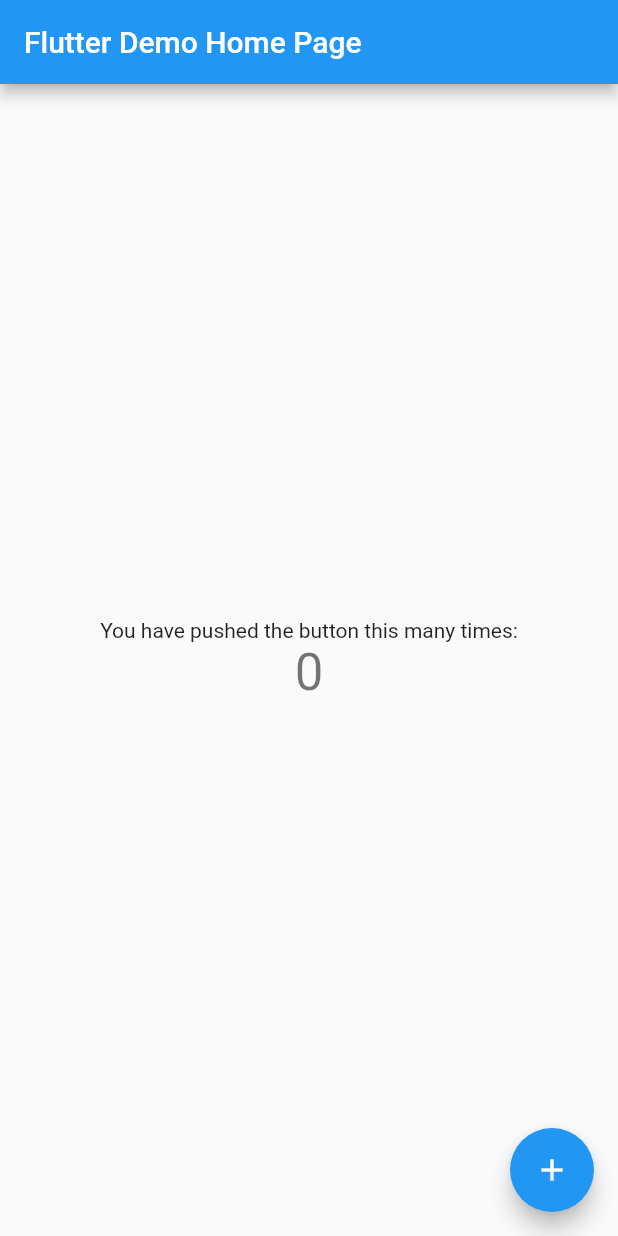
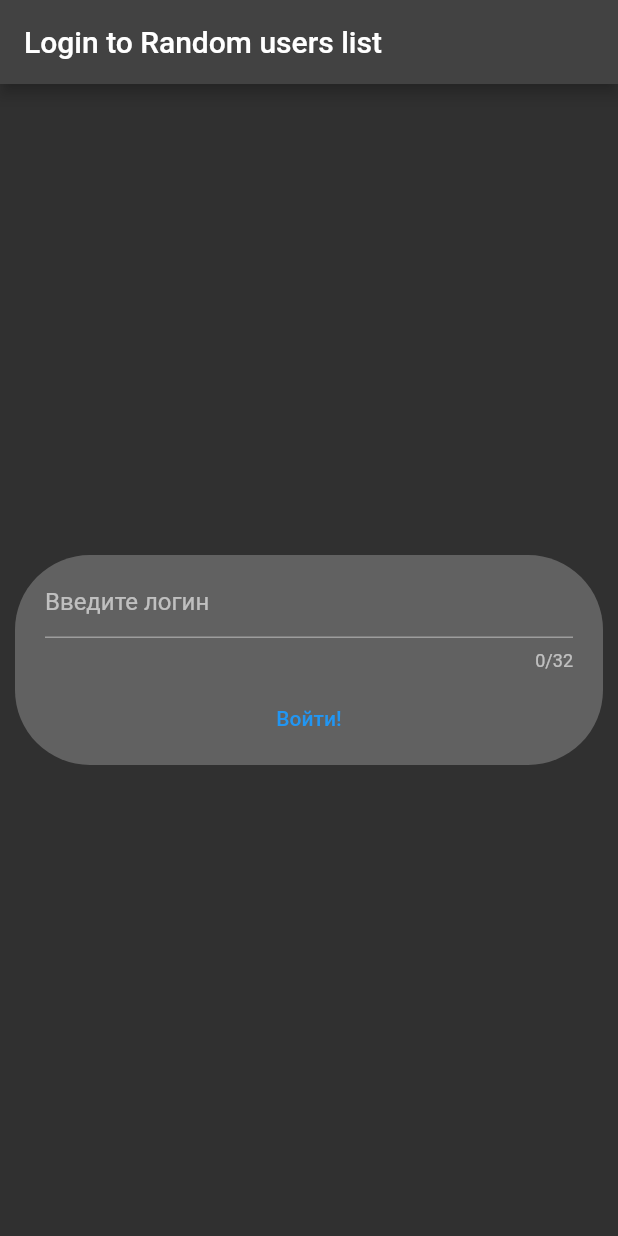
Before and after one commit to Yumak2001/flutter_users_list, a Flutter app: the screen it shows after launch, on a phone screen of 412 x 824 dp. Run offline on Flutter 3.47's test engine with Material 2 defaults, Android fonts, the phone set to English and light mode, and no system bars; our stand-ins replace flutter_bloc, hive, hive_flutter; accounts and stored records are empty.

Commit message:
add login screen

```diff
--- /dev/null
+++ b/lib/config.dart
@@ -0,0 +1,4 @@
+class HiveConf {
+  static const String boxName = 'myBox';
+  static const String username = 'username';
+}
--- /dev/null
+++ b/lib/hive_common.dart
@@ -0,0 +1,24 @@
+import 'package:hive/hive.dart';
+import 'package:hive_flutter/hive_flutter.dart';
+
+import 'config.dart';
+
+late final Box hiveBox;
+
+initHive() async {
+  await Hive.initFlutter();
+  hiveBox = await Hive.openBox(HiveConf.username);
+}
+
+String? getUsername() {
+  var username = hiveBox.get(HiveConf.username, defaultValue: '');
+  return username;
+}
+
+setUsername(String _username) {
+  hiveBox.put(HiveConf.username, _username);
+}
+
+deleteUsername() {
+  hiveBox.delete(HiveConf.username);
+}
--- a/lib/main.dart
+++ b/lib/main.dart
@@ -1,115 +1,28 @@
 import 'package:flutter/material.dart';
+import 'package:flutter_bloc/flutter_bloc.dart';
+import 'package:flutter_users_list/screen/login/bloc/login_bloc.dart';
+import 'package:flutter_users_list/screen/login/bloc/login_event.dart';
+import 'package:flutter_users_list/screen/login/login_screen.dart';
 
-void main() {
-  runApp(const MyApp());
+import 'hive_common.dart';
+
+void main() async {
+  await initHive();
+
+  runApp(const App());
 }
 
-class MyApp extends StatelessWidget {
-  const MyApp({Key? key}) : super(key: key);
+class App extends StatelessWidget {
+  const App({Key? key}) : super(key: key);
 
-  // This widget is the root of your application.
   @override
   Widget build(BuildContext context) {
     return MaterialApp(
-      title: 'Flutter Demo',
-      theme: ThemeData(
-        // This is the theme of your application.
-        //
-        // Try running your application with "flutter run". You'll see the
-        // application has a blue toolbar. Then, without quitting the app, try
-        // changing the primarySwatch below to Colors.green and then invoke
-        // "hot reload" (press "r" in the console where you ran "flutter run",
-        // or simply save your changes to "hot reload" in a Flutter IDE).
-        // Notice that the counter didn't reset back to zero; the application
-        // is not restarted.
-        primarySwatch: Colors.blue,
+      theme: ThemeData.dark(),
+      home: BlocProvider<LoginBloc>(
+        create: (_) => LoginBloc()..add(InitLoginEvent()),
+        child: const LoginScreen(),
       ),
-      home: const MyHomePage(title: 'Flutter Demo Home Page'),
     );
   }
 }
-
-class MyHomePage extends StatefulWidget {
-  const MyHomePage({Key? key, required this.title}) : super(key: key);
-
-  // This widget is the home page of your application. It is stateful, meaning
-  // that it has a State object (defined below) that contains fields that affect
-  // how it looks.
-
-  // This class is the configuration for the state. It holds the values (in this
-  // case the title) provided by the parent (in this case the App widget) and
-  // used by the build method of the State. Fields in a Widget subclass are
-  // always marked "final".
-
-  final String title;
-
-  @override
-  State<MyHomePage> createState() => _MyHomePageState();
-}
-
-class _MyHomePageState extends State<MyHomePage> {
-  int _counter = 0;
-
-  void _incrementCounter() {
-    setState(() {
-      // This call to setState tells the Flutter framework that something has
-      // changed in this State, which causes it to rerun the build method below
-      // so that the display can reflect the updated values. If we changed
-      // _counter without calling setState(), then the build method would not be
-      // called again, and so nothing would appear to happen.
-      _counter++;
-    });
-  }
-
-  @override
-  Widget build(BuildContext context) {
-    // This method is rerun every time setState is called, for instance as done
-    // by the _incrementCounter method above.
-    //
-    // The Flutter framework has been optimized to make rerunning build methods
-    // fast, so that you can just rebuild anything that needs updating rather
-    // than having to individually change instances of widgets.
-    return Scaffold(
-      appBar: AppBar(
-        // Here we take the value from the MyHomePage object that was created by
-        // the App.build method, and use it to set our appbar title.
-        title: Text(widget.title),
-      ),
-      body: Center(
-        // Center is a layout widget. It takes a single child and positions it
-        // in the middle of the parent.
-        child: Column(
-          // Column is also a layout widget. It takes a list of children and
-          // arranges them vertically. By default, it sizes itself to fit its
-          // children horizontally, and tries to be as tall as its parent.
-          //
-          // Invoke "debug painting" (press "p" in the console, choose the
-          // "Toggle Debug Paint" action from the Flutter Inspector in Android
-          // Studio, or the "Toggle Debug Paint" command in Visual Studio Code)
-          // to see the wireframe for each widget.
-          //
-          // Column has various properties to control how it sizes itself and
-          // how it positions its children. Here we use mainAxisAlignment to
-          // center the children vertically; the main axis here is the vertical
-          // axis because Columns are vertical (the cross axis would be
-          // horizontal).
-          mainAxisAlignment: MainAxisAlignment.center,
-          children: <Widget>[
-            const Text(
-              'You have pushed the button this many times:',
-            ),
-            Text(
-              '$_counter',
-              style: Theme.of(context).textTheme.headline4,
-            ),
-          ],
-        ),
-      ),
-      floatingActionButton: FloatingActionButton(
-        onPressed: _incrementCounter,
-        tooltip: 'Increment',
-        child: const Icon(Icons.add),
-      ), // This trailing comma makes auto-formatting nicer for build methods.
-    );
-  }
-}
--- /dev/null
+++ b/lib/screen/login/bloc/login_event.dart
@@ -0,0 +1,11 @@
+
+abstract class LoginEvent {}
+
+class InitLoginEvent extends LoginEvent {
+}
+
+class ValidateLoginEvent extends LoginEvent {
+  String username;
+
+  ValidateLoginEvent(this.username);
+}
--- /dev/null
+++ b/lib/screen/login/bloc/login_state.dart
@@ -0,0 +1,13 @@
+abstract class LoginState {}
+
+class InitLoginState extends LoginState {}
+
+class LoadingLoginState extends LoginState {}
+
+class ValidationErrorLoginState extends LoginState {
+  final String errorMsg;
+
+  ValidationErrorLoginState(this.errorMsg);
+}
+
+class LoggedInLoginState extends LoginState {}
--- /dev/null
+++ b/lib/screen/login/login_screen.dart
@@ -0,0 +1,109 @@
+import 'dart:developer';
+
+import 'package:flutter/cupertino.dart';
+import 'package:flutter/material.dart';
+import 'package:flutter_bloc/flutter_bloc.dart';
+
+import 'bloc/login_bloc.dart';
+import 'bloc/login_event.dart';
+import 'bloc/login_state.dart';
+
+import '../../hive_common.dart';
+
+class LoginScreen extends StatefulWidget {
+  const LoginScreen({Key? key}) : super(key: key);
+
+  @override
+  _LoginScreenState createState() => _LoginScreenState();
+}
+
+class _LoginScreenState extends State<LoginScreen> {
+  final _loginFormFieldController = TextEditingController();
+
+  @override
+  Widget build(BuildContext context) {
+    return Scaffold(
+      appBar: AppBar(
+        title: const Text("Login to Random users list"),
+      ),
+      body: BlocConsumer<LoginBloc, LoginState>(
+        listener: (context, state) {
+          if (state is InitLoginState) {
+            _loginFormFieldController.clear();
+          } else if (state is LoggedInLoginState) {
+            log("LoggedIn");
+          } else if (state is ValidationErrorLoginState) {
+            Scaffold.of(context).showSnackBar(SnackBar(
+              content: Text(
+                state.errorMsg,
+                style: const TextStyle(
+                  color: Colors.white,
+                ),
+              ),
+              duration: const Duration(seconds: 3),
+              backgroundColor: Colors.red,
+            ));
+          }
+        },
+        builder: (BuildContext context, LoginState state) {
+          if (state is LoadingLoginState) {
+            return const Center(
+              child: CircularProgressIndicator(),
+            );
+          } else if (state is InitLoginState || state is ValidationErrorLoginState) {
+            return Container(
+              padding: const EdgeInsets.all(10.0),
+              child: Center(
+                child: Container(
+                  decoration: BoxDecoration(
+                    color: Colors.grey.shade700,
+                    borderRadius: const BorderRadius.all(Radius.circular(50)),
+                  ),
+                  padding: const EdgeInsets.only(left: 20.0, right: 20.0),
+                  height: 140,
+                  child: Column(
+                    mainAxisAlignment: MainAxisAlignment.spaceEvenly,
+                    children: <Widget>[
+                      TextField(
+                        decoration: const InputDecoration(
+                          hintText: "Введите логин",
+                        ),
+                        controller: _loginFormFieldController,
+                        maxLength: 32,
+                        maxLines: 1,
+                        onSubmitted: (event) {
+                          _buttonLogin(context.read<LoginBloc>());
+                        },
+                        textInputAction: TextInputAction.send,
+                      ),
+                      TextButton(
+                        onPressed: () {
+                          _buttonLogin(context.read<LoginBloc>());
+                        },
+                        child: const Text("Войти!"),
+                      )
+                    ],
+                  ),
+                ),
+              ),
+            );
+          } else {
+            return Center(
+              child: TextButton(
+                onPressed: () {
+                  deleteUsername();
+                  context.read<LoginBloc>().add(InitLoginEvent());
+                },
+                child: const Text("Выйти"),
+              ),
+            );
+          }
+        },
+      ),
+    );
+  }
+
+  _buttonLogin(LoginBloc bloc) {
+    bloc.add(ValidateLoginEvent(_loginFormFieldController.value.text));
+  }
+}
```
Also changed, not shown: lib/screen/login/bloc/login_bloc.dart (added, +35 -0 lines), pubspec.yaml (+11 -0 lines), 3 other files.
